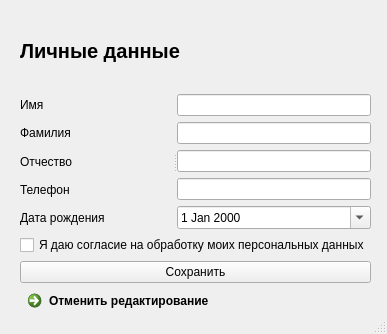
Qt form data/etc/EditProfile.ui (Substance-live/Train_application) before a commit.
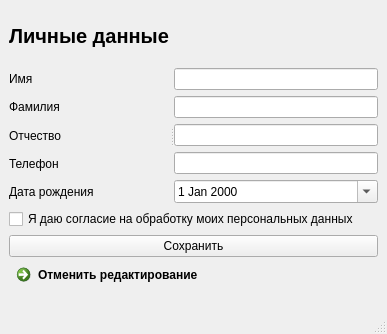
The same form after that commit.

What changed in the file:
```diff
--- a/data/etc/EditProfile.ui
+++ b/data/etc/EditProfile.ui
@@ -18,23 +18,17 @@
   </property>
   <property name="maximumSize">
    <size>
-    <width>387</width>
-    <height>334</height>
+    <width>16777215</width>
+    <height>16777215</height>
    </size>
   </property>
   <property name="windowTitle">
    <string>EditProfile</string>
   </property>
   <widget class="QWidget" name="centralwidget">
+   <layout class="QGridLayout" name="gridLayout">
+    <item row="0" column="0">
    <widget class="QSplitter" name="splitter_2">
-    <property name="geometry">
-     <rect>
-      <x>20</x>
-      <y>13</y>
-      <width>351</width>
-      <height>321</height>
-     </rect>
-    </property>
     <property name="orientation">
      <enum>Qt::Orientation::Vertical</enum>
     </property>
@@ -190,6 +184,8 @@
      </property>
     </widget>
    </widget>
+    </item>
+   </layout>
   </widget>
   <widget class="QStatusBar" name="statusbar"/>
  </widget>
```
Lines whose indentation alone changed are shown as unchanged.
